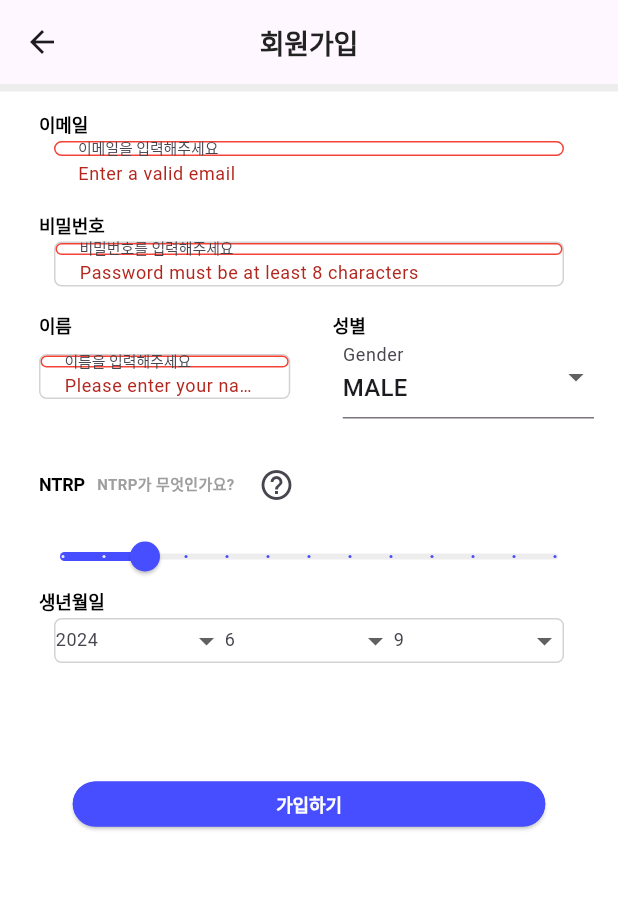
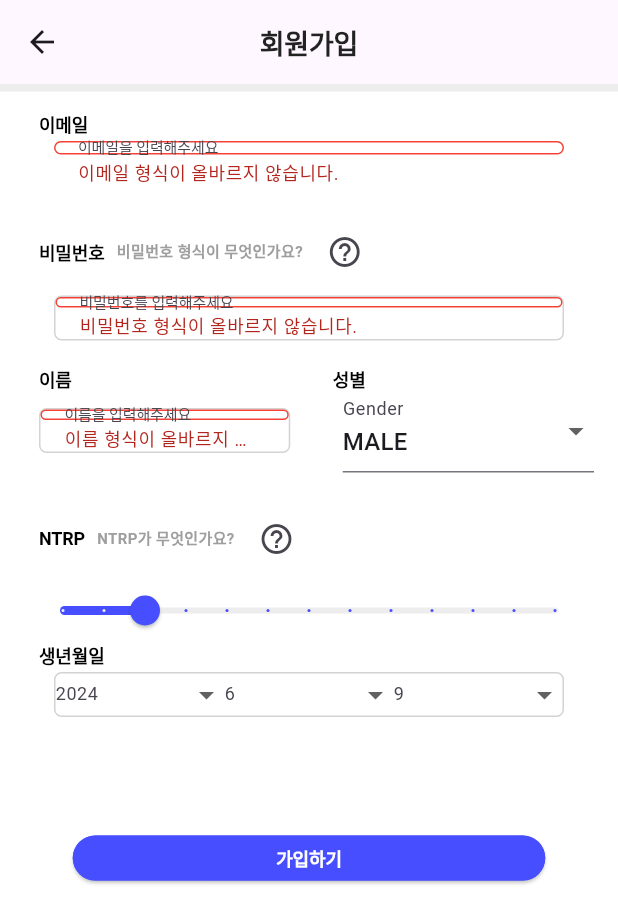
Before and after one commit to JolUpHoSoIn-sd24/tennisfunapp, a Flutter app: the SignUpScreen screen opened by its route, after a tap on "가입하기", on a phone screen of 412 x 824 dp. Shown: the top 923 px of the screen. Run offline on Flutter 3.47's test engine with Material 3 defaults, Android fonts, the phone set to English and light mode, and no system bars; our stand-ins replace flutter_card_swiper, flutter_svg, shared_preferences; missing offline and left inert: flutter_webrtc; accounts and stored records are empty; Roboto replaces fonts that are missing (Pretendard).

Commit message:
fix: login, signup validotors and guide texts updated

```diff
--- a/lib/screens/login/login_screen.dart
+++ b/lib/screens/login/login_screen.dart
@@ -20,7 +20,8 @@
       _formKey.currentState!.save();
       var result;
       if (_isBusinessUser) {
-        result = await AuthService().businessLogin(email: _email, password: _password);
+        result = await AuthService()
+            .businessLogin(email: _email, password: _password);
       } else {
         result = await AuthService().login(email: _email, password: _password);
       }
@@ -32,7 +33,8 @@
           Navigator.pushReplacementNamed(context, '/home');
         }
       } else {
-        ScaffoldMessenger.of(context).showSnackBar(SnackBar(content: Text(result['message'])));
+        ScaffoldMessenger.of(context)
+            .showSnackBar(SnackBar(content: Text(result['message'])));
       }
     }
   }
@@ -106,7 +108,8 @@
           ),
         ),
         onPressed: () {
-          Navigator.push(context, MaterialPageRoute(builder: (context) => SignUpScreen()));
+          Navigator.push(
+              context, MaterialPageRoute(builder: (context) => SignUpScreen()));
         },
         child: Text(
           '회원가입',
@@ -191,9 +194,7 @@
         ),
         validator: (value) {
           if (value == null || value.isEmpty) {
-            return 'Please enter your password';
-          } else if (value.length < 6) {
-            return 'Password must be at least 6 characters';
+            return '비밀번호가 올바르지 않습니다.';
           }
           return null;
         },
@@ -220,7 +221,7 @@
         decoration: InputDecoration(
           filled: true,
           fillColor: _isFocused ? Colors.white : Color(0xFFEDEDED),
-          hintText: '아이디를 입력해주세요',
+          hintText: '이메일을 입력해주세요',
           enabledBorder: OutlineInputBorder(
             borderRadius: BorderRadius.circular(20),
             borderSide: BorderSide(color: Color(0xFFEDEDED)),
@@ -240,9 +241,9 @@
         ),
         validator: (value) {
           if (value == null || value.isEmpty) {
-            return 'Please enter your email';
+            return '이메일이 올바르지 않습니다.';
           } else if (!value.contains('@')) {
-            return 'Please enter a valid email';
+            return '이메일이 올바르지 않습니다.';
           }
           return null;
         },
--- a/lib/screens/signup/sign_up_screen.dart
+++ b/lib/screens/signup/sign_up_screen.dart
@@ -16,20 +16,23 @@
   String gender = 'MALE'; // Default gender
 
   bool _isFocused = false;
+
   final AuthService _authService = AuthService();
 
   int selectedYear = DateTime.now().year;
   int selectedMonth = DateTime.now().month;
   int selectedDay = DateTime.now().day;
 
-  List<int> years = List<int>.generate(100, (int index) => DateTime.now().year - index);
+  List<int> years =
+      List<int>.generate(100, (int index) => DateTime.now().year - index);
   List<int> months = List<int>.generate(12, (int index) => index + 1);
   List<int> days = List<int>.generate(31, (int index) => index + 1);
 
   void _submitForm() async {
     if (_formKey.currentState!.validate()) {
       _formKey.currentState!.save();
-      birthDate = '$selectedYear-${selectedMonth.toString().padLeft(2, '0')}-${selectedDay.toString().padLeft(2, '0')}';
+      birthDate =
+          '$selectedYear-${selectedMonth.toString().padLeft(2, '0')}-${selectedDay.toString().padLeft(2, '0')}';
       try {
         var response = await _authService.register(
           email: email,
@@ -138,8 +141,28 @@
           ),
           SizedBox(width: 4),
           HelpIcon(
+            dialogTitle: 'NTRP란?',
             helpText:
                 'NTRP(National Tennis Rating Program)는 테니스 실력을 평가하는 척도입니다. 1.0부터 7.0까지 있으며, 숫자가 높을수록 실력이 좋습니다.',
+          ),
+        ],
+        if (label == '비밀번호') // 조건문 추가
+          ...[
+          SizedBox(width: 8), // 아이콘과 텍스트 사이의 간격
+          Text(
+            '비밀번호 형식이 무엇인가요?',
+            style: TextStyle(
+              color: Colors.grey,
+              fontSize: 10,
+              fontFamily: 'Pretendard',
+              fontWeight: FontWeight.bold,
+            ),
+          ),
+          SizedBox(width: 4),
+          HelpIcon(
+            dialogTitle: '비밀번호 형식',
+            helpText:
+                '비밀번호는 최소 8자 이상이어야하며, 소문자, 대문자, 숫자, 특수문자(@#\$%^&+=)를 각각 적어도 하나씩 포함해야 합니다.',
           ),
         ],
       ],
@@ -356,8 +379,7 @@
               focusedErrorBorder: OutlineInputBorder(
                   borderRadius: BorderRadius.circular(5),
                   borderSide: BorderSide(color: Colors.red))),
-          validator: (value) =>
-          value!.isEmpty ? 'Please enter your name' : null,
+          validator: (value) => value!.isEmpty ? '이름 형식이 올바르지 않습니다' : null,
         ));
   }
 
@@ -409,9 +431,20 @@
                   borderRadius: BorderRadius.circular(5),
                   borderSide: BorderSide(color: Colors.red))),
           obscureText: true,
-          validator: (value) => value!.length < 8
-              ? 'Password must be at least 8 characters'
-              : null,
+          // validator: (value) => value!.length < 8
+          //     ? 'Password must be at least 8 characters'
+          //     : null,
+          validator: (value) {
+            if (value == null || value.isEmpty) {
+              return '비밀번호 형식이 올바르지 않습니다.';
+            }
+            final regex = RegExp(
+                r'^(?=.*[a-z])(?=.*[A-Z])(?=.*\d)(?=.*[@#$%^&+=])[A-Za-z\d@#$%^&+=]{8,}$');
+            if (!regex.hasMatch(value)) {
+              return '비밀번호 형식이 올바르지 않습니다.';
+            }
+            return null;
+          },
         ));
   }
 
@@ -445,7 +478,7 @@
                 borderRadius: BorderRadius.circular(5),
                 borderSide: BorderSide(color: Colors.red))),
         validator: (value) => value!.isEmpty || !value.contains('@')
-            ? 'Enter a valid email'
+            ? '이메일 형식이 올바르지 않습니다.'
             : null,
       ),
     );
@@ -471,8 +504,13 @@
 
 class HelpIcon extends StatelessWidget {
   final String helpText;
+  final String dialogTitle;
 
-  HelpIcon({required this.helpText});
+  const HelpIcon({
+    Key? key,
+    required this.helpText,
+    required this.dialogTitle, // 추가된 dialogTitle 매개변수
+  }) : super(key: key);
 
   @override
   Widget build(BuildContext context) {
@@ -482,7 +520,7 @@
         showDialog(
           context: context,
           builder: (context) => AlertDialog(
-            title: Text('NTRP 설명'),
+            title: Text(dialogTitle),
             content: Text(helpText),
             actions: [
               TextButton(
```
Also changed, not shown: 2 other files. Lines whose indentation alone changed are shown as unchanged.
